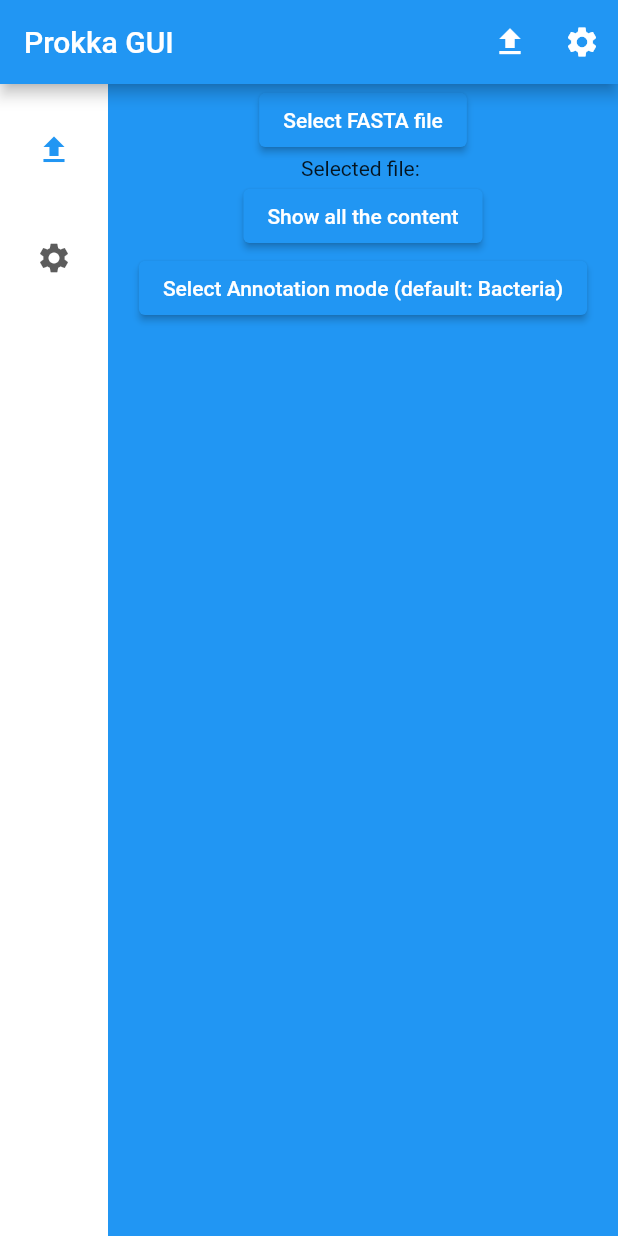
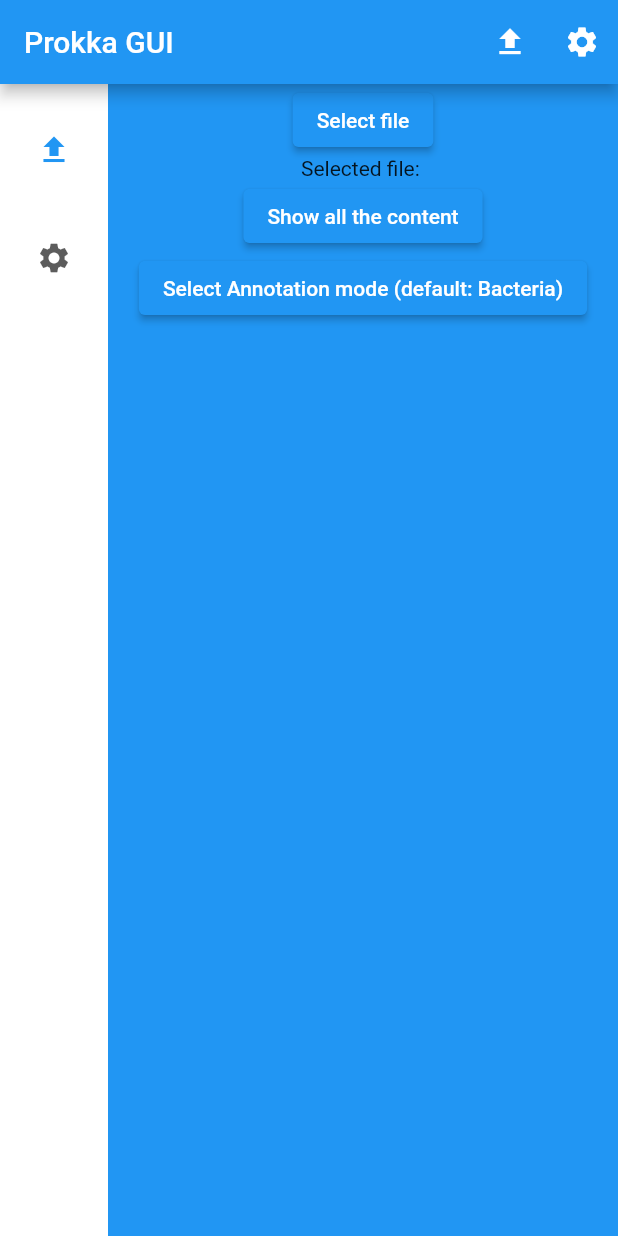
Before and after one commit to JOJWANXI/practiceFlutterProkka, a Flutter app: the screen it shows after launch, on a phone screen of 412 x 824 dp. Run offline on Flutter 3.47's test engine with Material 2 defaults, Android fonts, the phone set to English and light mode, and no system bars; our stand-ins replace file_picker.

```diff
--- a/lib/annotationMode.dart
+++ b/lib/annotationMode.dart
@@ -26,6 +26,7 @@
         setState(() {
           selectedKingdom = newValue! ;
         }
+        // the logic ?probably: update the state of the widgets ?call prokka
         );},
     );
   }
--- a/lib/uploadFile.dart
+++ b/lib/uploadFile.dart
@@ -19,15 +19,14 @@
     return Column(
       children: <Widget>[
         ElevatedButton(
-          child: Text( 'Select FASTA file'),
+          child: Text( 'Select file'),
           onPressed: () async{
             // FilePicker.platform.pickFiles: open native file picker
             // await -- asynchronous
             // result value: null / picked file
             FilePickerResult? result = await FilePicker.platform.pickFiles(
-                type: FileType.custom,
-                //target file format: FASTA files
-                allowedExtensions: ['fasta', 'fa']
+                type: FileType.any,
+              //prob change later to custom the mainly format is fasta, Genbank
             );
 
             if(result != null){
```
Also changed, not shown: lib/calling.dart (added, +10 -0 lines), lib/outputFIle.dart (added).
